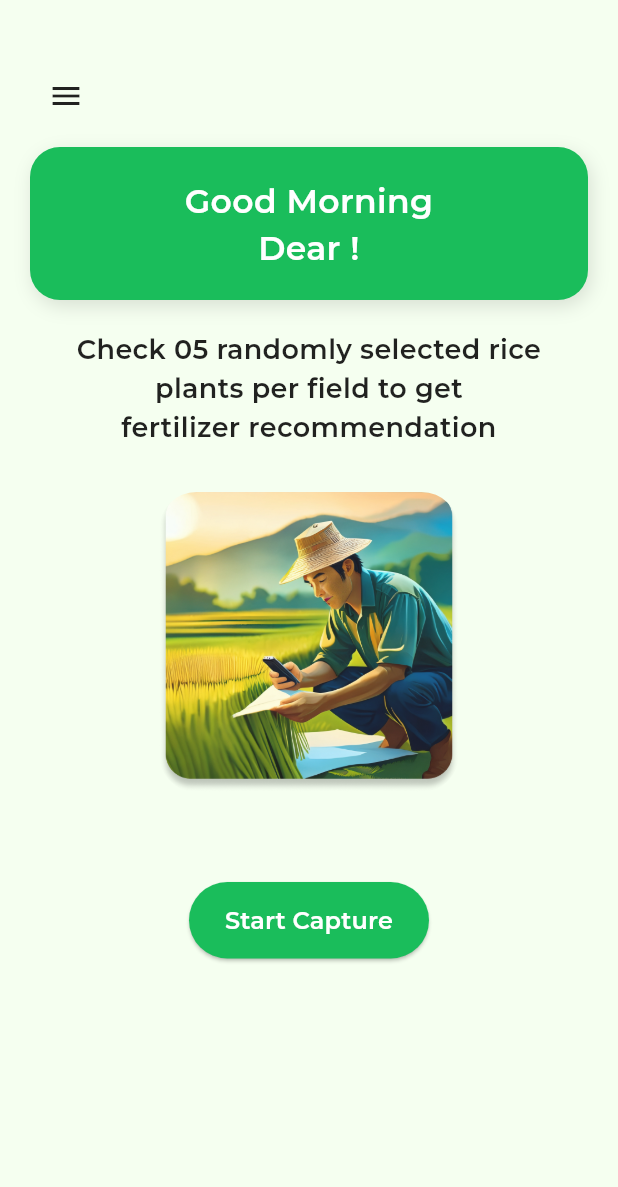
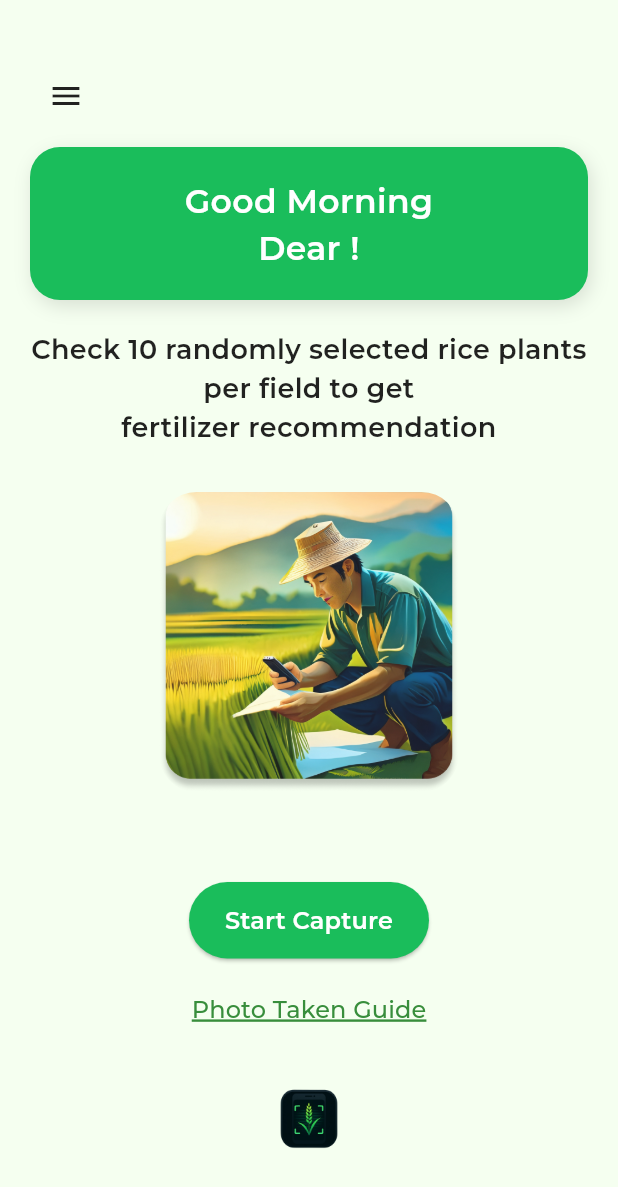
Before and after one commit to asithan42/FertiScan-Mobile-App, a Flutter app: the HomeScreen screen opened directly, on a phone screen of 412 x 824 dp. Shown: the top 1187 px of the screen. Run offline on Flutter 3.47's test engine with Material 3 defaults, Android fonts, the phone set to English and light mode, and no system bars; drawn by our look-alikes of flutter_animate; our stand-ins replace awesome_dialog, camera, dio, font_awesome_flutter, get, get_storage and 3 more; accounts and stored records are empty.

```diff
--- a/assets/lang/en.json
+++ b/assets/lang/en.json
@@ -57,7 +57,8 @@
     "done_button": "Done"
   },
   "home_screen": {
-    "instruction_text": "Check 05 randomly selected rice plants per field to get\nfertilizer recommendation"
+    "instruction_text": "Check 10 randomly selected rice plants per field to get\nfertilizer recommendation",
+    "guide_button": "Photo Taken Guide"
   },
   "capture_widget": {
     "start_button": "Start Capture",
--- a/assets/lang/ta.json
+++ b/assets/lang/ta.json
@@ -59,7 +59,8 @@
           "done_button": "Done"
         },
         "home_screen": {
-          "instruction_text": "Check 05 randomly selected rice plants per field to get\nfertilizer recommendation"
+          "instruction_text": "Check 10 randomly selected rice plants per field to get\nfertilizer recommendation",
+    "guide_button": "Photo Taken Guide"
         },
         "capture_widget": {
           "start_button": "Start Capture",
--- a/lib/screens/home_screen.dart
+++ b/lib/screens/home_screen.dart
@@ -1,3 +1,4 @@
+import 'package:fertiscanapp/screens/photo_take_instruction.dart';
 import 'package:fertiscanapp/util/capture_progress.dart';
 import 'package:fertiscanapp/util/greeting_widget.dart';
 import 'package:fertiscanapp/widgets/hamburger_menu.dart';
@@ -97,7 +98,35 @@
                     ).animate().fadeIn(delay: 500.ms),
                   ),
 
-                  const SizedBox(height: 50),
+                  const SizedBox(height: 10),
+                  Center(
+                    child: TextButton(
+                      onPressed: () {
+                        Get.to(PhotoTakeInstruction());
+                      },
+                      child: Text(
+                        'home_screen.guide_button'.tr,
+                        style: GoogleFonts.montserrat(
+                          decoration: TextDecoration.underline,
+                          decorationColor: Colors.green[700]!,
+                          decorationThickness: 2,
+                          fontSize: 16,
+                          fontWeight: FontWeight.w500,
+                          color: Colors.green[700],
+                        ),
+                      ),
+                    ),
+                  ),
+                  const SizedBox(height: 20),
+                  // App logo
+                  Center(
+                    child: Image.asset(
+                      'assets/images/app_logo.png',
+                      width: 60,
+                      height: 60,
+                      fit: BoxFit.cover,
+                    ),
+                  ),
                 ],
               ),
             ),
--- a/lib/screens/photo_take_instruction.dart
+++ b/lib/screens/photo_take_instruction.dart
@@ -22,6 +22,7 @@
           SafeArea(
             child: Padding(
               padding: const EdgeInsets.all(24.0),
+              child: SingleChildScrollView(
                 child: Column(
                   mainAxisAlignment: MainAxisAlignment.spaceEvenly,
                   children: [
@@ -101,6 +102,7 @@
                 ),
               ),
             ),
+          ),
         ],
       ),
     );
--- a/lib/screens/scan_rice_leaf_screen.dart
+++ b/lib/screens/scan_rice_leaf_screen.dart
@@ -20,7 +20,7 @@
           'scan_screen.title'.tr,
           style: GoogleFonts.montserrat(
             textStyle: const TextStyle(
-              fontSize: 20,
+              fontSize: 15,
               color: kGreenColor1,
               fontWeight: FontWeight.w600,
             ),
--- a/lib/services/upload_service.dart
+++ b/lib/services/upload_service.dart
@@ -7,7 +7,7 @@
 
   Future<String?> uploadLeafImage(File imageFile) async {
     const String url =
-        'http://192.168.67.179:5000/upload-leaf'; // Change if needed
+        'http://192.168.8.189:5000/upload-leaf'; // Change if needed
 
     try {
       String fileName = imageFile.path.split('/').last;
--- a/lib/util/capture_progress.dart
+++ b/lib/util/capture_progress.dart
@@ -35,7 +35,7 @@
                 _sessionResults.add(result);
               });
 
-              if (_photosTaken == 2) {
+              if (_photosTaken == 10) {
                 _processCompleteSession();
               }
             }
```
Also changed, not shown: assets/lang/si.json (+7 -3 lines), lib/main.dart (+2 -9 lines), lib/screens/CalculationScreen.dart (+7 -5 lines), lib/screens/sflash_screen.dart (added, +92 -0 lines), assets/images/app_logo.png (added). Lines whose indentation alone changed are shown as unchanged.
